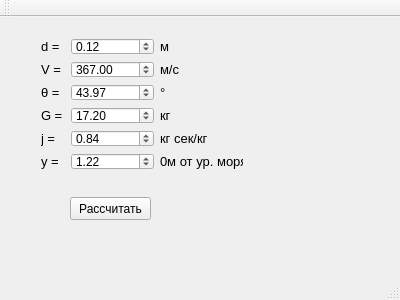
This is reactive_rocket/mainwindow.ui in kukiman010/Runge-Kutta-s-method-in-ballistics as Qt 5 draws it before an edit. The edited form follows.
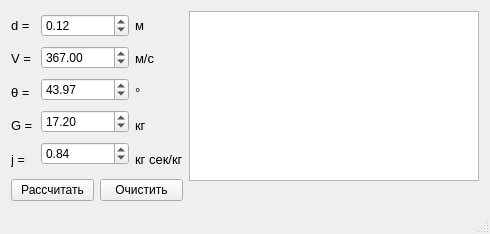
This is the edited form.

```diff
--- a/reactive_rocket/mainwindow.ui
+++ b/reactive_rocket/mainwindow.ui
@@ -6,36 +6,16 @@
    <rect>
     <x>0</x>
     <y>0</y>
-    <width>400</width>
-    <height>300</height>
+    <width>490</width>
+    <height>234</height>
    </rect>
   </property>
   <property name="windowTitle">
    <string>MainWindow</string>
   </property>
   <widget class="QWidget" name="centralWidget">
-   <widget class="QPushButton" name="pushButton">
-    <property name="geometry">
-     <rect>
-      <x>70</x>
-      <y>180</y>
-      <width>81</width>
-      <height>23</height>
-     </rect>
-    </property>
-    <property name="text">
-     <string>Рассчитать</string>
-    </property>
-   </widget>
-   <widget class="QWidget" name="layoutWidget">
-    <property name="geometry">
-     <rect>
-      <x>30</x>
-      <y>10</y>
-      <width>224</width>
-      <height>154</height>
-     </rect>
-    </property>
+   <layout class="QGridLayout" name="gridLayout">
+    <item row="0" column="0" colspan="2">
     <layout class="QHBoxLayout" name="horizontalLayout">
      <item>
       <layout class="QVBoxLayout" name="verticalLayout">
@@ -99,18 +79,6 @@
          </property>
         </widget>
        </item>
-       <item>
-        <widget class="QLabel" name="label_6">
-         <property name="font">
-          <font>
-           <pointsize>10</pointsize>
-          </font>
-         </property>
-         <property name="text">
-          <string>y =</string>
-         </property>
-        </widget>
-       </item>
       </layout>
      </item>
      <item>
@@ -180,19 +148,6 @@
          </property>
         </widget>
        </item>
-       <item>
-        <widget class="QDoubleSpinBox" name="doubleSpinBox_6">
-         <property name="minimum">
-          <double>-99999999.000000000000000</double>
-         </property>
-         <property name="maximum">
-          <double>99999999.989999994635582</double>
-         </property>
-         <property name="value">
-          <double>1.220000000000000</double>
-         </property>
-        </widget>
-       </item>
       </layout>
      </item>
      <item>
@@ -257,69 +212,45 @@
          </property>
         </widget>
        </item>
-       <item>
-        <widget class="QLabel" name="label_12">
-         <property name="font">
-          <font>
-           <pointsize>10</pointsize>
-          </font>
-         </property>
-         <property name="text">
-          <string>0м от ур. моря</string>
-         </property>
-        </widget>
-       </item>
       </layout>
      </item>
     </layout>
-   </widget>
-   <widget class="QWidget" name="">
-    <property name="geometry">
-     <rect>
-      <x>20</x>
-      <y>220</y>
-      <width>311</width>
-      <height>16</height>
-     </rect>
-    </property>
-    <layout class="QHBoxLayout" name="horizontalLayout_2">
-     <item>
-      <widget class="QLabel" name="label_13">
-       <property name="text">
-        <string>T</string>
-       </property>
-      </widget>
-     </item>
+    </item>
+    <item row="0" column="2" rowspan="2">
+     <layout class="QVBoxLayout" name="verticalLayout_4">
      <item>
-      <widget class="QLabel" name="label_14">
-       <property name="text">
-        <string>X[1]</string>
-       </property>
-      </widget>
+       <widget class="QListWidget" name="listWidget"/>
      </item>
      <item>
-      <widget class="QLabel" name="label_15">
-       <property name="text">
-        <string>X[2]</string>
-       </property>
-      </widget>
-     </item>
-     <item>
-      <widget class="QLabel" name="label_16">
+       <spacer name="horizontalSpacer">
+        <property name="orientation">
+         <enum>Qt::Horizontal</enum>
+        </property>
+        <property name="sizeHint" stdset="0">
+         <size>
+          <width>40</width>
+          <height>20</height>
+         </size>
+        </property>
+       </spacer>
+      </item>
+     </layout>
+    </item>
+    <item row="1" column="0">
+     <widget class="QPushButton" name="pushButton">
        <property name="text">
-        <string>X[3]</string>
+       <string>Рассчитать</string>
        </property>
       </widget>
      </item>
-     <item>
-      <widget class="QLabel" name="label_17">
+    <item row="1" column="1">
+     <widget class="QPushButton" name="pushButton_2">
        <property name="text">
-        <string>X[4]</string>
+       <string>Очистить</string>
        </property>
       </widget>
      </item>
     </layout>
-   </widget>
   </widget>
   <widget class="QMenuBar" name="menuBar">
    <property name="geometry">
@@ -331,14 +262,6 @@
     </rect>
    </property>
   </widget>
-  <widget class="QToolBar" name="mainToolBar">
-   <attribute name="toolBarArea">
-    <enum>TopToolBarArea</enum>
-   </attribute>
-   <attribute name="toolBarBreak">
-    <bool>false</bool>
-   </attribute>
-  </widget>
   <widget class="QStatusBar" name="statusBar"/>
  </widget>
  <layoutdefault spacing="6" margin="11"/>
```
Left out of the diff: 2 changed lines with no effect on the pictures. Lines whose indentation alone changed are shown as unchanged.
